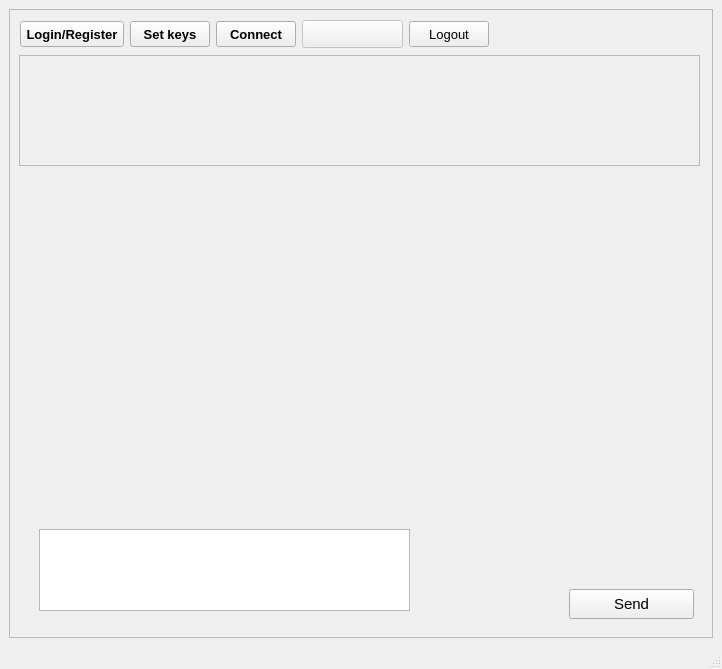
First picture: the form in mainwindow.ui, repository egge313/eggemesg, before the edit.
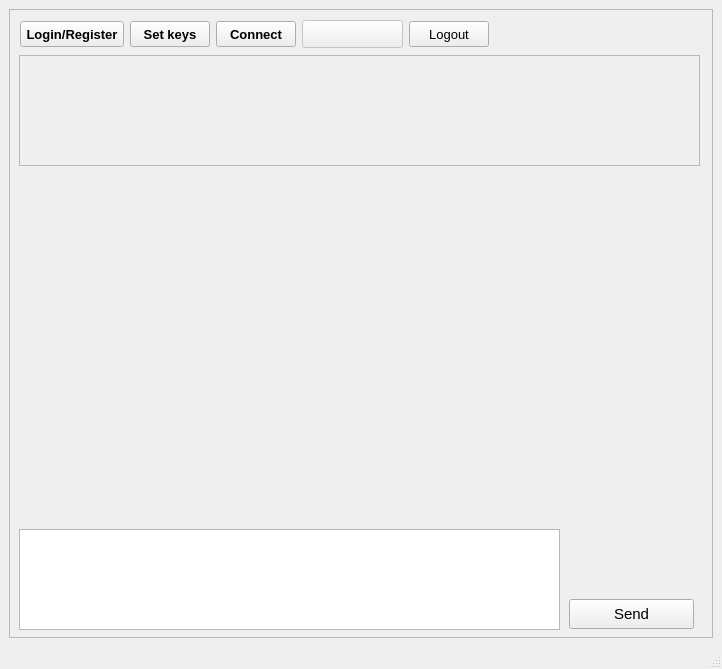
Second picture: the form after the edit. Icons and pictures are not drawn.

Patch:
```diff
--- a/mainwindow.ui
+++ b/mainwindow.ui
@@ -118,7 +118,7 @@
        <property name="geometry">
         <rect>
          <x>560</x>
-         <y>580</y>
+         <y>590</y>
          <width>125</width>
          <height>30</height>
         </rect>
@@ -130,10 +130,10 @@
       <widget class="QTextEdit" name="textEditMessages">
        <property name="geometry">
         <rect>
-         <x>30</x>
+         <x>10</x>
          <y>520</y>
-         <width>371</width>
-         <height>82</height>
+         <width>541</width>
+         <height>101</height>
         </rect>
        </property>
        <property name="minimumSize">
```
